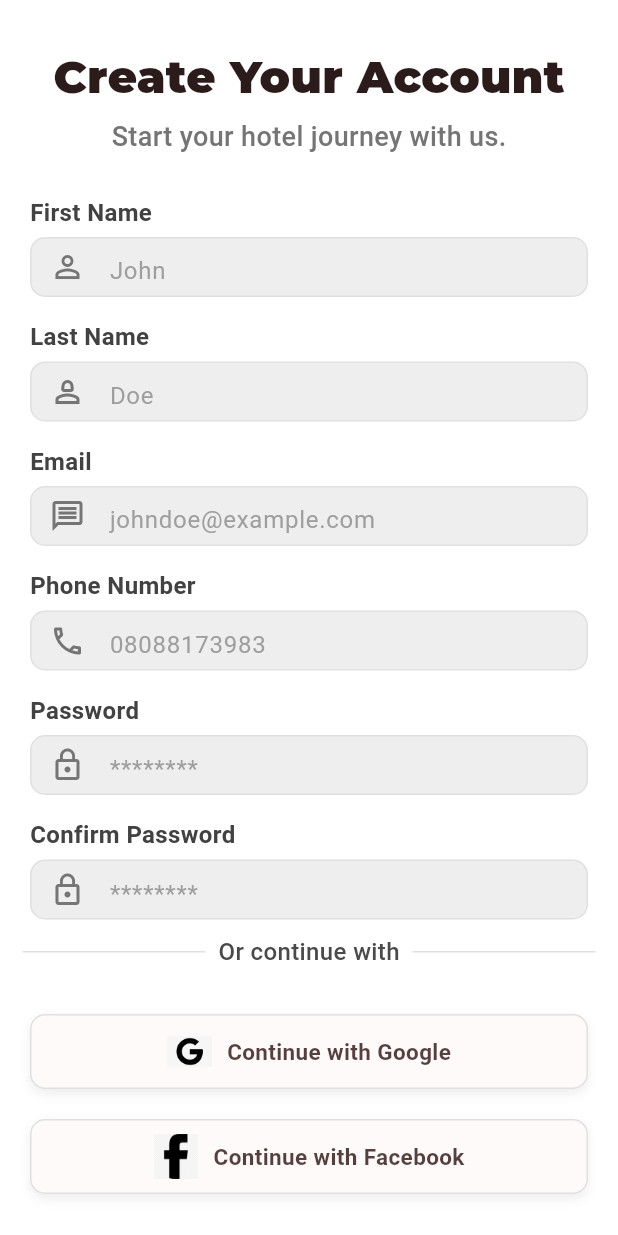
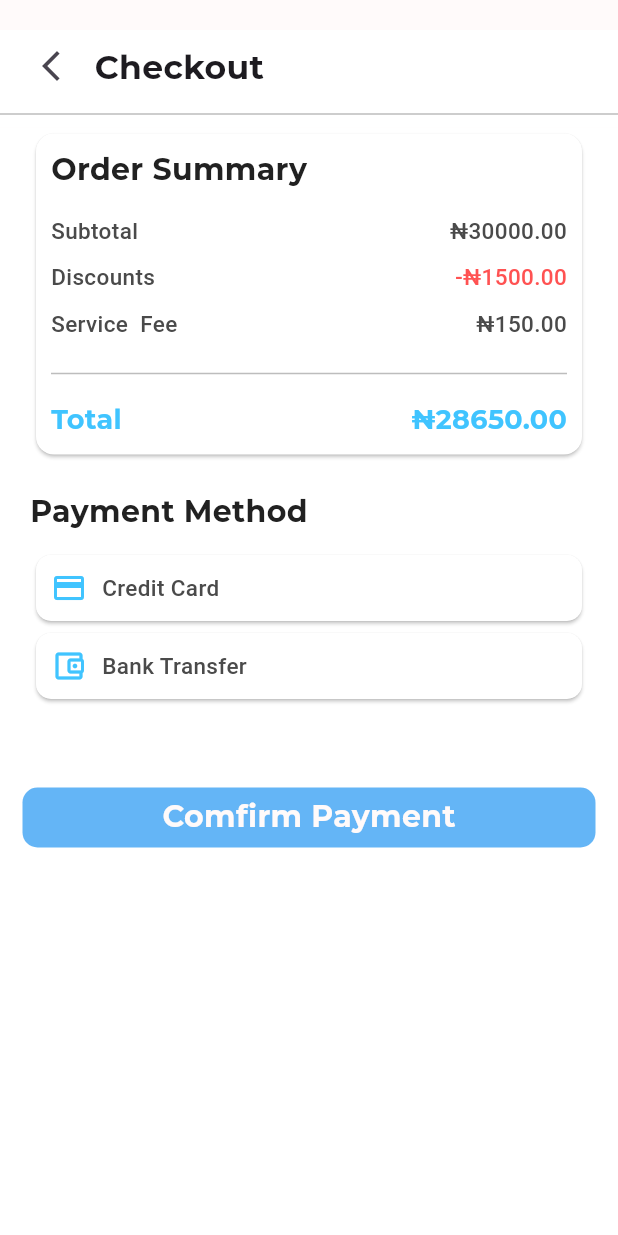
Before and after one commit to Oghefav/hotel_booking_frontend, a Flutter app: the screen it shows after launch, on a phone screen of 412 x 824 dp. Run offline on Flutter 3.47's test engine with Material 3 defaults, Android fonts, the phone set to English and light mode, and no system bars; our stand-ins replace dots_indicator, persistent_bottom_nav_bar.

Commit message:
added the checkout page

```diff
--- a/lib/main.dart
+++ b/lib/main.dart
@@ -1,5 +1,6 @@
 import 'package:flutter/material.dart';
-import 'package:hotel_booking_app/pages/customer/register_screen.dart';
+import 'package:hotel_booking_app/pages/customer/check_out_screen.dart';
+// import 'package:hotel_booking_app/pages/customer/register_screen.dart';
 
 void main() {
   runApp(const MyApp());
@@ -14,7 +15,7 @@ class MyApp extends StatelessWidget {
     return MaterialApp(
       title: 'Flutter Demo',
       debugShowCheckedModeBanner: false,
-      home: const RegisterScreen(),
+      home: const CheckOutScreen(),
     );
   }
 }
--- /dev/null
+++ b/lib/pages/customer/check_out_screen.dart
@@ -0,0 +1,451 @@
+import 'package:flutter/material.dart';
+import 'package:flutter/services.dart';
+import 'package:hotel_booking_app/utility/card_number_input_formater.dart';
+import 'package:hotel_booking_app/utility/date_input_formatter.dart';
+import 'package:hotel_booking_app/utility/filter_header_delegate.dart';
+import 'package:hotel_booking_app/widgets/app_colours.dart';
+import 'package:hotel_booking_app/widgets/custom_divider.dart';
+import 'package:hotel_booking_app/widgets/small_text.dart';
+import 'package:hotel_booking_app/widgets/sub_title_text.dart';
+
+class CheckOutScreen extends StatefulWidget {
+  const CheckOutScreen({super.key});
+
+  @override
+  State<CheckOutScreen> createState() => _CheckOutScreenState();
+}
+
+class _CheckOutScreenState extends State<CheckOutScreen> {
+  List paymentMethods = ["Credit Card", "Bank Transfer"];
+  String? selectedPaymentMethod;
+  @override
+  Widget build(BuildContext context) {
+    return Scaffold(
+      backgroundColor: Colors.white,
+      body: CustomScrollView(
+        slivers: [
+          SliverPersistentHeader(
+            delegate: FilterHeaderDelegate(child: _appbarSection(), height: 85),
+          ),
+          SliverList(
+            delegate: SliverChildListDelegate([
+              Padding(
+                padding: const EdgeInsets.symmetric(horizontal: 20),
+                child: Column(
+                  children: [
+                    _orderSummarySection(),
+                    SizedBox(height: 20),
+                    _paymentMethodSection(),
+                  ],
+                ),
+              ),
+              SizedBox(height: 30),
+              // CustomDivider(),
+              SizedBox(height: 15),
+              _submitButton(),
+            ]),
+          ),
+        ],
+      ),
+    );
+  }
+
+  Widget _appbarSection() {
+    return Container(
+      color: Colors.white,
+      margin: EdgeInsets.only(top: 20),
+
+      child: Column(
+        children: [
+          Row(
+            children: [
+              SizedBox(width: 10),
+              IconButton(
+                onPressed: () {},
+                icon: Icon(Icons.arrow_back_ios_new_outlined),
+              ),
+              SizedBox(width: 5),
+              Text(
+                "Checkout",
+                style: TextStyle(
+                  fontFamily: 'Montserrat',
+                  fontSize: 22,
+                  fontWeight: FontWeight.w600,
+                ),
+              ),
+            ],
+          ),
+          CustomDivider(),
+        ],
+      ),
+    );
+  }
+
+  Widget _orderSummarySection() {
+    return Card(
+      color: Colors.white,
+      child: Padding(
+        padding: EdgeInsets.all(10),
+        child: Column(
+          crossAxisAlignment: CrossAxisAlignment.start,
+          children: [
+            SubTitleText(text: "Order Summary"),
+            SizedBox(height: 10),
+            _orderDetailBuilder(title: "Subtotal", detail: "₦30000.00"),
+            _orderDetailBuilder(
+              title: "Discounts",
+              detail: "-₦1500.00",
+              color: Colors.redAccent,
+            ),
+            _orderDetailBuilder(title: "Service  Fee", detail: "₦150.00"),
+            SizedBox(height: 10),
+            CustomDivider(),
+            SizedBox(height: 10),
+            Row(
+              mainAxisAlignment: MainAxisAlignment.spaceBetween,
+              children: [
+                SubTitleText(
+                  text: "Total",
+                  fontsize: 18,
+                  color: Colors.lightBlueAccent,
+                ),
+                SubTitleText(
+                  text: "₦28650.00",
+                  fontsize: 18,
+                  color: Colors.lightBlueAccent,
+                ),
+              ],
+            ),
+          ],
+        ),
+      ),
+    );
+  }
+
+  Widget _orderDetailBuilder({
+    required String title,
+    required String detail,
+    Color? color,
+  }) {
+    return Padding(
+      padding: const EdgeInsets.symmetric(vertical: 5),
+      child: Row(
+        mainAxisAlignment: MainAxisAlignment.spaceBetween,
+        children: [
+          SmallText(text: title),
+          SmallText(text: detail, color: color),
+        ],
+      ),
+    );
+  }
+
+  Widget _paymentMethodSection() {
+    return Column(
+      crossAxisAlignment: CrossAxisAlignment.start,
+      children: [
+        SubTitleText(text: "Payment Method"),
+        SizedBox(height: 10),
+        GestureDetector(
+          onTap: () => onPaymentMethodSelected(paymentMethods[0]),
+          child: _paymentMethodBuilder(paymentMethods[0]),
+        ),
+        GestureDetector(
+          onTap: () => onPaymentMethodSelected(paymentMethods[1]),
+          child: _paymentMethodBuilder(paymentMethods[1]),
+        ),
+        SizedBox(height: 10),
+        if (selectedPaymentMethod == null)
+          SizedBox()
+        else if (selectedPaymentMethod == paymentMethods[0])
+          _cardPaymentFormSection()
+        else
+          _bankTransferDetailSection(),
+      ],
+    );
+  }
+
+  Widget _paymentMethodBuilder(String paymentMethod) {
+    return Card(
+      color:
+          selectedPaymentMethod == paymentMethod
+              ? Color(0xFFE3F7FF)
+              : Colors.white,
+      shape: RoundedRectangleBorder(
+        side:
+            selectedPaymentMethod == paymentMethod
+                ? BorderSide(color: Color(0xFF33C1FF))
+                : BorderSide.none,
+        borderRadius: BorderRadius.circular(10),
+      ),
+      child: Padding(
+        padding: const EdgeInsets.all(10),
+        child: Row(
+          mainAxisAlignment: MainAxisAlignment.spaceBetween,
+          children: [
+            Row(
+              children: [
+                Icon(
+                  paymentMethod == "Credit Card"
+                      ? Icons.credit_card
+                      : Icons.account_balance_wallet_outlined,
+                  color: Colors.lightBlueAccent,
+                ),
+                SizedBox(width: 10),
+                SmallText(text: paymentMethod),
+              ],
+            ),
+            selectedPaymentMethod == paymentMethod
+                ? Icon(Icons.check_circle_outline, color: Color(0xFF33C1FF))
+                : SizedBox(),
+          ],
+        ),
+      ),
+    );
+  }
+
+  Widget _cardPaymentFormSection() {
+    return Column(
+      crossAxisAlignment: CrossAxisAlignment.start,
+      children: [
+        SubTitleText(text: "Card Details"),
+        SizedBox(height: 5),
+        _buildCardNumberfield(),
+        SizedBox(height: 5),
+        Row(
+          children: [
+            _buildExpiryField(),
+            SizedBox(width: 10),
+            _buildCvcField(),
+          ],
+        ),
+        Row(
+          children: [
+            Icon(Icons.lock_outline, color: Colors.grey.shade700, size: 15),
+
+            SizedBox(width: 5),
+            SmallText(
+              text: "Your payment information is securely encryted.",
+              fontsize: 13,
+            ),
+          ],
+        ),
+      ],
+    );
+  }
+
+  Widget _buildCardNumberfield() {
+    return Column(
+      crossAxisAlignment: CrossAxisAlignment.start,
+      children: [
+        SmallText(
+          text: "Card Number",
+          fontsize: 16,
+          color: Colors.grey.shade900,
+        ),
+        SizedBox(height: 5),
+        TextField(
+          inputFormatters: [
+            FilteringTextInputFormatter.digitsOnly,
+            CardNumberInputFormatter(),
+          ],
+          maxLength: 19,
+          keyboardType: TextInputType.number,
+          decoration: InputDecoration(
+            border: _customOutputBorder(),
+            hintText: "XXXX XXXX XXXX XXXX",
+            focusedBorder: _customOutputBorder(),
+            disabledBorder: _customOutputBorder(),
+            enabledBorder: _customOutputBorder(),
+          ),
+        ),
+      ],
+    );
+  }
+
+  Widget _buildExpiryField() {
+    return Expanded(
+      child: Column(
+        crossAxisAlignment: CrossAxisAlignment.start,
+        children: [
+          SmallText(
+            text: "Expiry Date",
+            fontsize: 16,
+            color: Colors.grey.shade900,
+          ),
+          SizedBox(height: 5),
+          TextField(
+            inputFormatters: [
+              FilteringTextInputFormatter.digitsOnly,
+              DateInputFormatter(),
+            ],
+            keyboardType: TextInputType.datetime,
+            maxLength: 5,
+            decoration: InputDecoration(
+              border: _customOutputBorder(),
+              focusedBorder: _customOutputBorder(),
+              disabledBorder: _customOutputBorder(),
+              enabledBorder: _customOutputBorder(),
+              hintText: "MM/YY",
+            ),
+          ),
+        ],
+      ),
+    );
+  }
+
+  Widget _buildCvcField() {
+    return Expanded(
+      child: Column(
+        crossAxisAlignment: CrossAxisAlignment.start,
+        children: [
+          SmallText(text: "CVV", fontsize: 16, color: Colors.grey.shade900),
+          SizedBox(height: 5),
+          TextField(
+            keyboardType: TextInputType.number,
+            maxLength: 3,
+            obscureText: true,
+            decoration: InputDecoration(
+              border: _customOutputBorder(),
+              hintText: "XXX",
+              focusedBorder: _customOutputBorder(),
+              disabledBorder: _customOutputBorder(),
+              enabledBorder: _customOutputBorder(),
+            ),
+          ),
+        ],
+      ),
+    );
+  }
+
+  Widget _bankTransferDetailSection() {
+    return Column(
+      crossAxisAlignment: CrossAxisAlignment.start,
+      children: [
+        SubTitleText(text: "Bank Transfer"),
+        SizedBox(height: 5),
+        SmallText(
+          text: "Make Transfer to the account details provided.",
+          fontsize: 13,
+        ),
+        SizedBox(height: 10),
+        _buildbankDetails(),
+        SizedBox(width: 10),
+        Center(
+          child: Row(
+            mainAxisSize: MainAxisSize.min,
+            children: [
+              Icon(Icons.info_outline, color: Colors.lightBlueAccent, size: 15),
+              SizedBox(width: 5),
+              SmallText(
+                text: "Only confirm if you have made transfer.",
+                color: Colors.lightBlueAccent,
+                fontsize: 13,
+              ),
+            ],
+          ),
+        ),
+      ],
+    );
+  }
+
+  Widget _buildbankDetails() {
+    return Card(
+      color: Colors.grey.shade200,
+      child: Padding(
+        padding: EdgeInsets.all(15),
+        child: Column(
+          children: [
+            Row(
+              mainAxisAlignment: MainAxisAlignment.spaceBetween,
+              children: [
+                Column(
+                  crossAxisAlignment: CrossAxisAlignment.start,
+                  children: [
+                    SmallText(text: "Account Number", fontsize: 13),
+                    SizedBox(height: 5),
+                    Row(
+                      children: [
+                        SubTitleText(text: "3456789765", fontsize: 14),
+                        SizedBox(width: 5),
+                        Icon(
+                          Icons.copy_outlined,
+                          size: 16,
+                          color: Colors.grey.shade700,
+                        ),
+                      ],
+                    ),
+                  ],
+                ),
+                Column(
+                  crossAxisAlignment: CrossAxisAlignment.end,
+                  children: [
+                    SmallText(text: "Bank Name", fontsize: 13),
+                    SubTitleText(text: "Zenith Bank", fontsize: 14),
+                  ],
+                ),
+              ],
+            ),
+            SizedBox(height: 20),
+            Row(
+              mainAxisAlignment: MainAxisAlignment.spaceBetween,
+              children: [
+                Column(
+                  crossAxisAlignment: CrossAxisAlignment.start,
+                  children: [
+                    SmallText(text: "Account Name", fontsize: 13),
+                    SizedBox(height: 5),
+                    SubTitleText(text: "Hotel Booking LTD", fontsize: 14),
+                  ],
+                ),
+                Column(
+                  crossAxisAlignment: CrossAxisAlignment.end,
+                  children: [
+                    SmallText(text: "Expiration time", fontsize: 13),
+                    SubTitleText(text: "20:00", fontsize: 14),
+                  ],
+                ),
+              ],
+            ),
+          ],
+        ),
+      ),
+    );
+  }
+
+  _customOutputBorder() {
+    return OutlineInputBorder(
+      borderRadius: BorderRadius.circular(10),
+      borderSide: BorderSide(color: Colors.grey.shade200, width: 2.0),
+    );
+  }
+
+  void onPaymentMethodSelected(String paymentMethod) {
+    setState(() {
+      selectedPaymentMethod = paymentMethod;
+    });
+  }
+
+  Widget _promoCodeSection() {
+    // complete promocode section
+    return Column();
+  }
+
+  Widget _submitButton() {
+    return Container(
+      margin: EdgeInsets.symmetric(horizontal: 15),
+      height: 40,
+      width: double.maxFinite,
+      decoration: BoxDecoration(
+        color: Colors.blue.shade300,
+        borderRadius: BorderRadius.circular(10),
+      ),
+      child: Center(
+        child: SubTitleText(
+          text: "Comfirm Payment",
+          fontsize: 20,
+          color: AppColours.white,
+        ),
+      ),
+    );
+  }
+}
--- a/lib/widgets/sub_title_text.dart
+++ b/lib/widgets/sub_title_text.dart
@@ -13,8 +13,7 @@ class SubTitleText extends StatelessWidget {
       text,
       style: TextStyle(
         fontSize: fontsize,
-        fontFamily: "Roboto",
-        fontWeight: FontWeight.w700,
+        fontFamily: "Montserrat",
         color: color,
       ),
     );
```
Also changed, not shown: lib/utility/card_number_input_formater.dart (added, +22 -0 lines), lib/utility/date_input_formatter.dart (added, +28 -0 lines).
